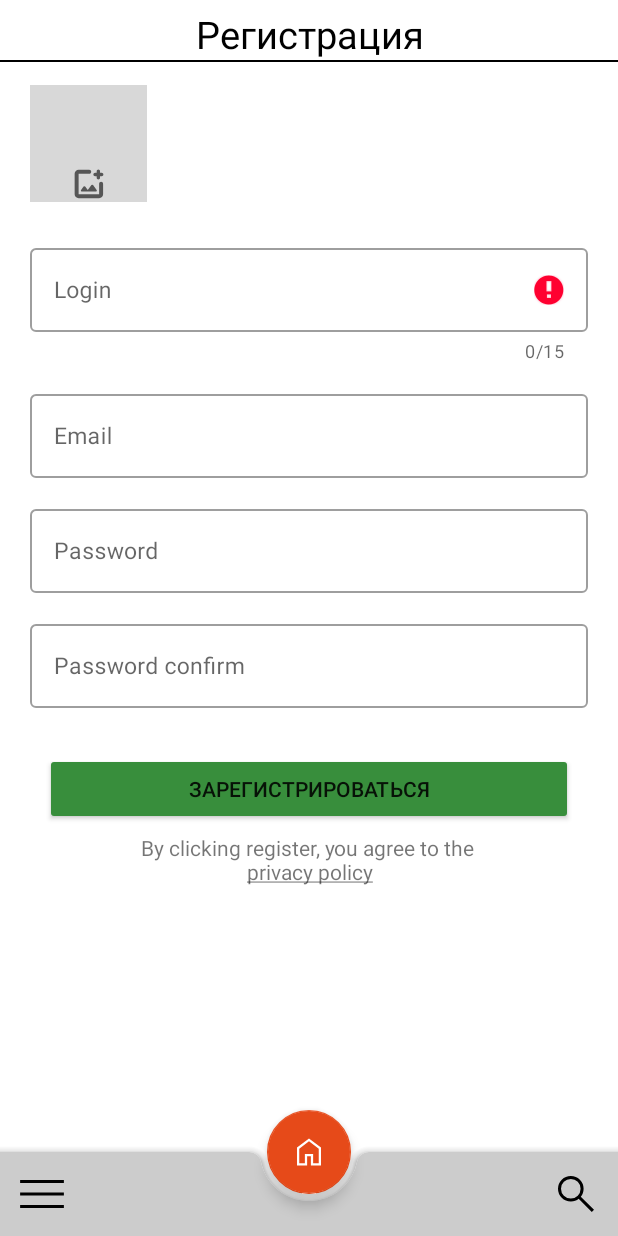
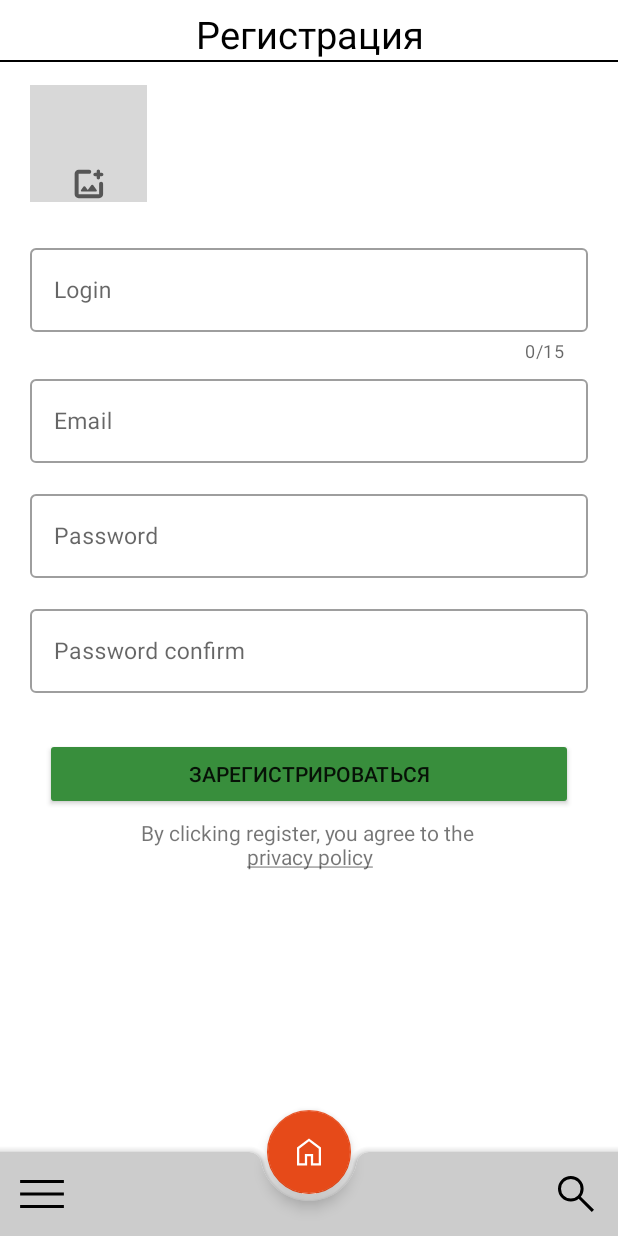
Before and after one commit to Stanislav177/Blogtour, an Android app: the fragment RegistrationUserFragment placed in its activity, after a tap on "ЗАРЕГИСТРИРОВАТЬСЯ", on a phone screen of 412 x 824 dp. Run offline under Robolectric (Android 15) with nearby library versions, the phone set to English and light mode, and no system bars; our stand-ins replace Firebase (no records; nobody signed in at launch, a user with empty details on screens opened directly); pictures from the network do not load.

Commit message:
внесены изменения в логику регистрации

```diff
--- a/app/build.gradle
+++ b/app/build.gradle
@@ -18,7 +18,7 @@ android {
         minSdk 26
         targetSdk 33
         versionCode 2
-        versionName "1.0.2 Beta"
+        versionName "2.0.2"
 
         testInstrumentationRunner "androidx.test.runner.AndroidJUnitRunner"
     }
--- a/app/src/main/java/com/myblogtour/blogtour/appState/AppStateUserRegistration.kt
+++ b/app/src/main/java/com/myblogtour/blogtour/appState/AppStateUserRegistration.kt
@@ -10,4 +10,5 @@ sealed class AppStateUserRegistration {
     data class ProgressLoadingIconUser(val progress: Int) : AppStateUserRegistration()
     data class SuccessIconUser(val successIcon: Boolean) : AppStateUserRegistration()
     data class DeleteIconUser(val deleteIcon: Boolean) : AppStateUserRegistration()
+    data class ErrorIconUser(val errorIcon: String) : AppStateUserRegistration()
 }
--- a/app/src/main/java/com/myblogtour/blogtour/ui/registrationUser/RegistrationUserFragment.kt
+++ b/app/src/main/java/com/myblogtour/blogtour/ui/registrationUser/RegistrationUserFragment.kt
@@ -66,6 +66,7 @@ class RegistrationUserFragment :
                 }
                 is AppStateUserRegistration.SuccessUser -> {
                     openAlertDialog()
+                    viewModel.singOut()
                 }
                 is AppStateUserRegistration.ErrorUser -> {
                     Toast.makeText(context, "Что-то пошло не так", Toast.LENGTH_SHORT).show()
@@ -99,6 +100,10 @@ class RegistrationUserFragment :
                         addIconUserProfile.visibility = View.VISIBLE
                     }
                 }
+                is AppStateUserRegistration.ErrorIconUser -> {
+                    Toast.makeText(requireActivity(), "Добавьте изображение", Toast.LENGTH_SHORT)
+                        .show()
+                }
             }
         }
     }
@@ -109,7 +114,6 @@ class RegistrationUserFragment :
             .setTitle("Регистрация прошла успешно.")
             .setMessage(" Для подтверждения Email, на почту отправлено письмо")
             .setPositiveButton("OK") { _, _ ->
-                viewModel.singOut()
                 requireActivity().supportFragmentManager.popBackStack()
             }.create().show()
     }
--- a/app/src/main/java/com/myblogtour/blogtour/ui/registrationUser/RegistrationViewModel.kt
+++ b/app/src/main/java/com/myblogtour/blogtour/ui/registrationUser/RegistrationViewModel.kt
@@ -30,7 +30,6 @@ class RegistrationViewModel(
     private lateinit var email: String
     private lateinit var password: String
     private lateinit var uriIconUser: Uri
-
     private var nameFile: StorageReference? = null
     private var uploadTask: UploadTask? = null
 
@@ -54,6 +53,7 @@ class RegistrationViewModel(
         passwordOneRegister: Editable?,
         passwordTwoRegister: Editable?,
     ) {
+        if (this::uriIconUser.isInitialized) {
             validNameValidatorPattern.afterTextUserName(loginUserRegister)
             when {
                 validNameValidatorPattern.validUserLogin -> {
@@ -66,6 +66,9 @@ class RegistrationViewModel(
                 else -> {
                     liveData.postValue(AppStateUserRegistration.ErrorUserLogin("Некорректный логин"))
                 }
+            }
+        } else {
+            liveData.postValue(AppStateUserRegistration.ErrorIconUser("Добавьте фото"))
         }
     }
 
--- a/app/src/main/java/com/myblogtour/blogtour/utils/Converter.kt
+++ b/app/src/main/java/com/myblogtour/blogtour/utils/Converter.kt
@@ -70,7 +70,7 @@ private fun converterIdTableCounterLike(idCounterLike: List<String>?): String {
 private fun searchUserLikePublication(id: String?, userListLike: List<String>?): Boolean {
     id?.let { idNotNull ->
         userListLike?.let {
-            val searchUser = userListLike.binarySearch(idNotNull)
+            val searchUser = userListLike.sorted().binarySearch(idNotNull)
             if (searchUser >= 0) {
                 return true
             }
--- a/app/src/main/res/layout/fragment_registration_user.xml
+++ b/app/src/main/res/layout/fragment_registration_user.xml
@@ -104,7 +104,7 @@
         android:layout_width="match_parent"
         android:layout_height="wrap_content"
         android:layout_marginStart="20dp"
-        android:layout_marginTop="15dp"
+        android:layout_marginTop="5dp"
         android:layout_marginEnd="20dp"
         android:hint="Email">
 
```
Lines whose indentation alone changed are shown as unchanged.
